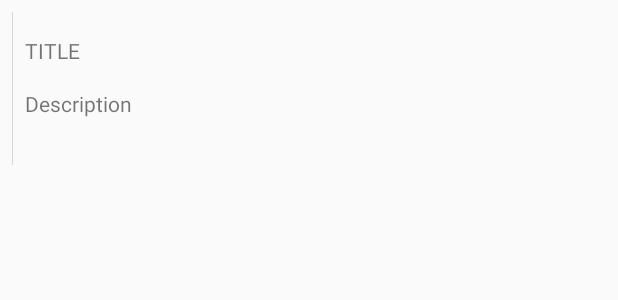
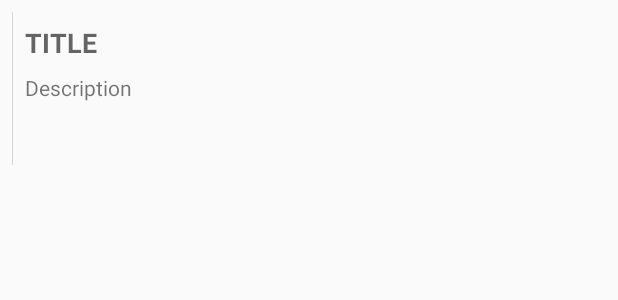
Before and after one commit to bragonya/DemoTesting, an Android app: the layout favorite_holder.xml on its own in the app's theme, with its tools: preview values and no code run, on a phone screen of 412 x 824 dp. Shown: the top 300 px of the screen. Run offline under Robolectric (Android 15) with nearby library versions, the phone set to English and light mode, and no system bars.

Commit message:
favorite holder

```diff
--- a/app/src/main/res/layout/favorite_holder.xml
+++ b/app/src/main/res/layout/favorite_holder.xml
@@ -15,19 +15,21 @@
     <TextView
             android:text="@string/mock_title_favs"
             android:layout_width="0dp"
+            android:textStyle="bold"
+            android:textAppearance="@style/TextAppearance.AppCompat.Medium"
             android:textAllCaps="true"
             android:layout_height="wrap_content" app:layout_constraintTop_toTopOf="parent"
             app:layout_constraintEnd_toEndOf="parent" android:id="@+id/textView"
             app:layout_constraintStart_toEndOf="@+id/imageView" android:layout_marginLeft="8dp"
             android:layout_marginStart="8dp" android:layout_marginEnd="8dp" android:layout_marginRight="8dp"
-            android:layout_marginTop="24dp"/>
+            android:layout_marginTop="16dp"/>
     <TextView
             android:text="@string/mock_description_favs"
             android:layout_width="0dp"
             android:layout_height="0dp"
             android:id="@+id/textView2" app:layout_constraintStart_toEndOf="@+id/imageView"
             android:layout_marginLeft="8dp" android:layout_marginStart="8dp" app:layout_constraintEnd_toEndOf="parent"
-            android:layout_marginEnd="8dp" android:layout_marginRight="8dp" android:layout_marginTop="16dp"
+            android:layout_marginEnd="8dp" android:layout_marginRight="8dp" android:layout_marginTop="8dp"
             app:layout_constraintTop_toBottomOf="@+id/textView" android:layout_marginBottom="8dp"
             app:layout_constraintBottom_toBottomOf="parent" app:layout_constraintVertical_bias="0.0"/>
 </android.support.constraint.ConstraintLayout>
```
